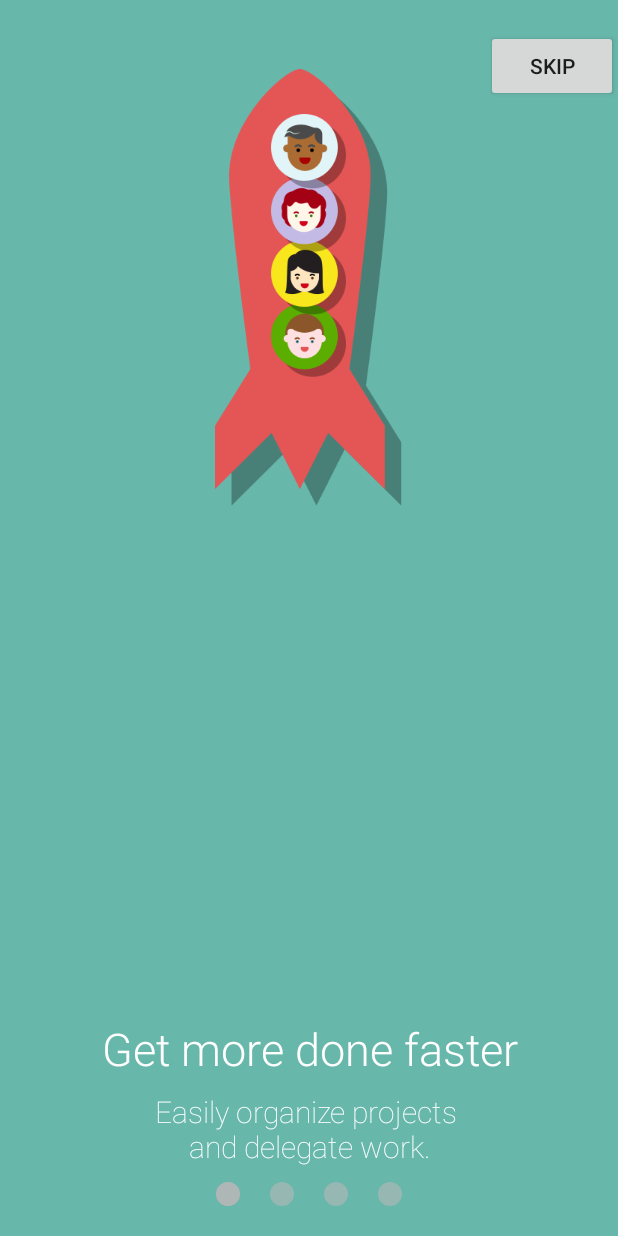
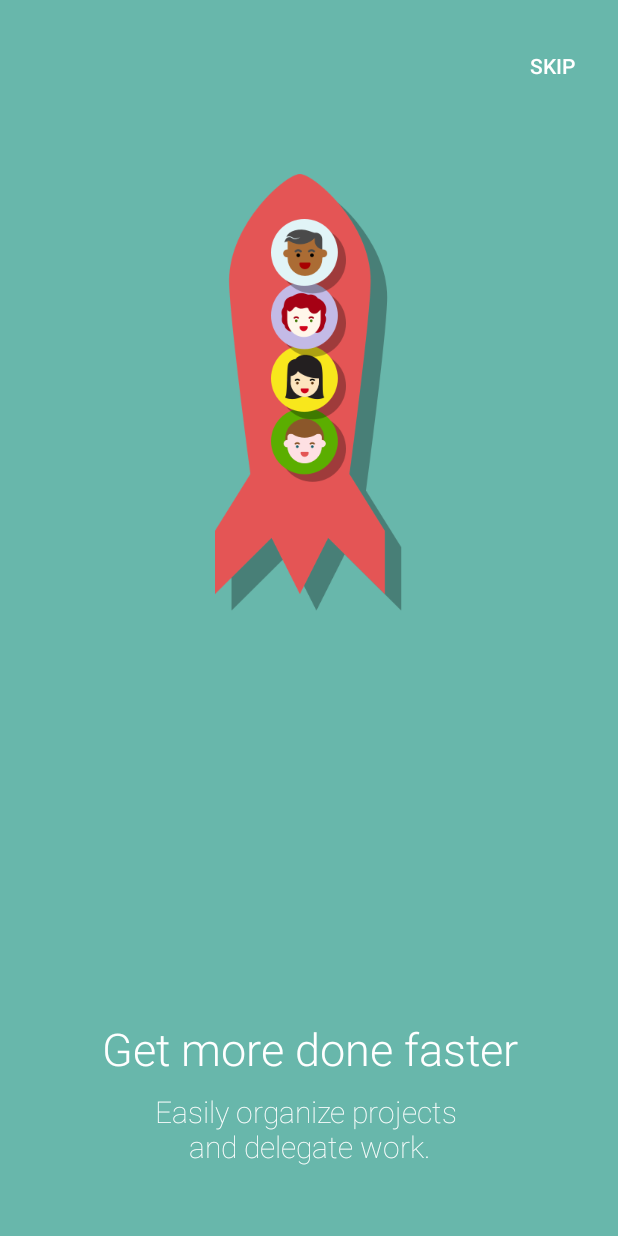
Before and after one commit to txusballesteros/welcome-coordinator, an Android app: the screen it shows after launch (MainActivity), on a phone screen of 412 x 824 dp. Run offline under Robolectric (Android 15) with nearby library versions, the phone set to English and light mode, and no system bars; our stand-ins replace ButterKnife.

Commit message:
Code Review

```diff
--- a/WelcomeCoordinator/src/main/java/com/redbooth/welcomecoordinator/WelcomeCoordinatorLayout.java
+++ b/WelcomeCoordinator/src/main/java/com/redbooth/welcomecoordinator/WelcomeCoordinatorLayout.java
@@ -6,6 +6,7 @@ import android.content.res.TypedArray;
 import android.graphics.Canvas;
 import android.graphics.Color;
 import android.graphics.Paint;
+import android.graphics.Rect;
 import android.os.Build;
 import android.support.annotation.LayoutRes;
 import android.util.AttributeSet;
@@ -34,6 +35,8 @@ public class WelcomeCoordinatorLayout extends HorizontalScrollView {
     private int indicatorColorSelected = DEF_INDICATOR_SELECTED_COLOR;
     private Paint indicatorPaintUnselected;
     private Paint indicatorPaintSelected;
+    private boolean showIndicators = true;
+    private boolean scrollingEnabled = true;
 
     public WelcomeCoordinatorLayout(Context context) {
         super(context);
@@ -48,6 +51,19 @@ public class WelcomeCoordinatorLayout extends HorizontalScrollView {
     public WelcomeCoordinatorLayout(Context context, AttributeSet attrs, int defStyleAttr) {
         super(context, attrs, defStyleAttr);
         initializeView(context, attrs);
+    }
+
+    @Override
+    protected boolean onRequestFocusInDescendants(int direction, Rect previouslyFocusedRect) {
+        return true;
+    }
+
+    public void showIndicators(boolean show) {
+        this.showIndicators = show;
+    }
+
+    public void setScrollingEnabled(boolean enabled) {
+        this.scrollingEnabled = enabled;
     }
 
     @SuppressWarnings("unused")
@@ -108,10 +124,14 @@ public class WelcomeCoordinatorLayout extends HorizontalScrollView {
     private void extractAttributes(Context context, AttributeSet attrs) {
         final TypedArray attributes
                 = context.obtainStyledAttributes(attrs, R.styleable.WelcomeCoordinatorLayout);
-        indicatorColorUnselected
-                = attributes.getColor(R.styleable.WelcomeCoordinatorLayout_indicatorUnselected, DEF_INDICATOR_UNSELECTED_COLOR);
-        indicatorColorSelected
-                = attributes.getColor(R.styleable.WelcomeCoordinatorLayout_indicatorSelected, DEF_INDICATOR_SELECTED_COLOR);
+        indicatorColorUnselected = attributes
+                .getColor(R.styleable.WelcomeCoordinatorLayout_indicatorUnselected, DEF_INDICATOR_UNSELECTED_COLOR);
+        indicatorColorSelected = attributes
+                .getColor(R.styleable.WelcomeCoordinatorLayout_indicatorSelected, DEF_INDICATOR_SELECTED_COLOR);
+        showIndicators = attributes
+                .getBoolean(R.styleable.WelcomeCoordinatorLayout_showIndicators, showIndicators);
+        scrollingEnabled = attributes
+                .getBoolean(R.styleable.WelcomeCoordinatorLayout_scrollingEnabled, scrollingEnabled);
         attributes.recycle();
     }
 
@@ -169,7 +189,9 @@ public class WelcomeCoordinatorLayout extends HorizontalScrollView {
     @Override
     protected void dispatchDraw(Canvas canvas) {
         super.dispatchDraw(canvas);
-        drawIndicator(canvas);
+        if (showIndicators) {
+            drawIndicator(canvas);
+        }
     }
 
     private void drawIndicator(Canvas canvas) {
@@ -190,9 +212,12 @@ public class WelcomeCoordinatorLayout extends HorizontalScrollView {
 
     @Override
     public boolean onTouchEvent(MotionEvent event) {
-        boolean touchEventCaptured = touchController.onTouchEvent(event);
-        if (!touchEventCaptured) {
-            touchEventCaptured = super.onTouchEvent(event);
+        boolean touchEventCaptured = false;
+        if (scrollingEnabled) {
+            touchEventCaptured = touchController.onTouchEvent(event);
+            if (!touchEventCaptured) {
+                touchEventCaptured = super.onTouchEvent(event);
+            }
         }
         return touchEventCaptured;
     }
--- a/WelcomeCoordinator/src/main/res/values/attrs.xml
+++ b/WelcomeCoordinator/src/main/res/values/attrs.xml
@@ -7,5 +7,7 @@
     <declare-styleable name="WelcomeCoordinatorLayout">
         <attr name="indicatorUnselected" format="color"/>
         <attr name="indicatorSelected" format="color"/>
+        <attr name="showIndicators" format="boolean"/>
+        <attr name="scrollingEnabled" format="boolean" />
     </declare-styleable>
 </resources>
--- a/app/src/main/res/layout/activity_main.xml
+++ b/app/src/main/res/layout/activity_main.xml
@@ -11,14 +11,17 @@
         android:layout_width="match_parent"
         android:layout_height="match_parent"
         android:background="#68B7AB"
+        app:showIndicators="false"
         app:indicatorUnselected="#99b7b7b7"
         app:indicatorSelected="#bfb7b7b7" />
 
     <Button
+        style="?attr/borderlessButtonStyle"
         android:id="@+id/skip"
         android:layout_width="wrap_content"
         android:layout_height="wrap_content"
         android:text="skip"
+        android:textColor="@color/white"
         android:layout_alignParentRight="true"
         android:layout_marginTop="20dp"/>
 
--- a/app/src/main/res/layout/welcome_page_1.xml
+++ b/app/src/main/res/layout/welcome_page_1.xml
@@ -3,12 +3,8 @@
     xmlns:android="http://schemas.android.com/apk/res/android"
     xmlns:tools="http://schemas.android.com/tools"
     xmlns:app="http://schemas.android.com/apk/res-auto"
-    android:layout_width="match_parent"
-    android:layout_height="match_parent"
-    tools:background="@color/page1"
-    android:paddingTop="30dp"
-    android:paddingBottom="30dp"
-    android:clipToPadding="false">
+    style="@style/welcome_page"
+    tools:background="@color/page1">
 
     <RelativeLayout
         android:id="@+id/rocket"
--- a/app/src/main/res/values/styles.xml
+++ b/app/src/main/res/values/styles.xml
@@ -1,8 +1,16 @@
 <resources>
-    <style name="AppTheme" parent="Theme.AppCompat.Light.DarkActionBar">
+    <style name="AppTheme" parent="Theme.AppCompat.Light.NoActionBar">
         <item name="colorPrimary">@color/colorPrimary</item>
         <item name="colorPrimaryDark">@color/colorPrimaryDark</item>
         <item name="colorAccent">@color/colorAccent</item>
+    </style>
+
+    <style name="welcome_page">
+        <item name="android:layout_width">match_parent</item>
+        <item name="android:layout_height">match_parent</item>
+        <item name="android:paddingTop">100dp</item>
+        <item name="android:paddingBottom">30dp</item>
+        <item name="android:clipToPadding">false</item>
     </style>
 
     <style name="text_title">
```
Also changed, not shown: app/src/main/res/layout/welcome_page_2.xml (+2 -6 lines), app/src/main/res/layout/welcome_page_3.xml (+5 -8 lines), app/src/main/res/layout/welcome_page_4.xml (+5 -6 lines).
